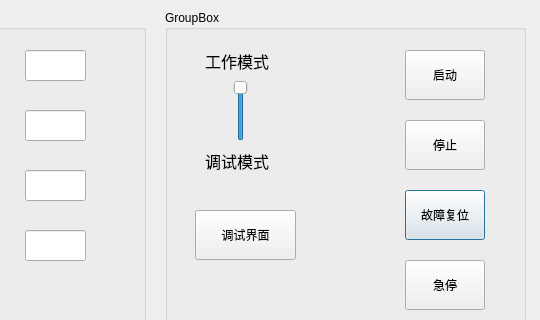
The window that hello/CommDialog.ui (galepai/hello) describes before a commit, drawn with Qt 5; both pictures show x 415 to 955 and y 0 to 320 of the 955 by 668 pixel window.
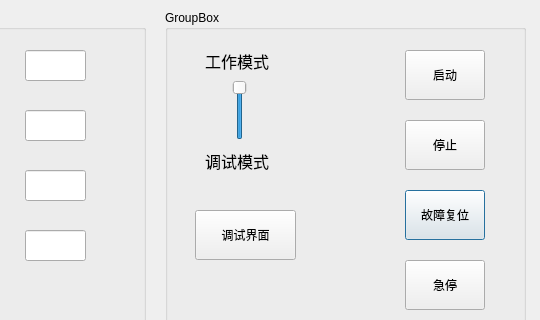
The same window after the commit. Icons and pictures are not drawn.

Diff of the .ui file:
```diff
--- a/hello/CommDialog.ui
+++ b/hello/CommDialog.ui
@@ -368,10 +368,13 @@
      <rect>
       <x>60</x>
       <y>70</y>
-      <width>31</width>
-      <height>61</height>
+      <width>30</width>
+      <height>60</height>
      </rect>
     </property>
+    <property name="autoFillBackground">
+     <bool>false</bool>
+    </property>
     <property name="maximum">
      <number>1</number>
     </property>
```
Left out of the diff: 11 changed lines with no effect on the pictures.
